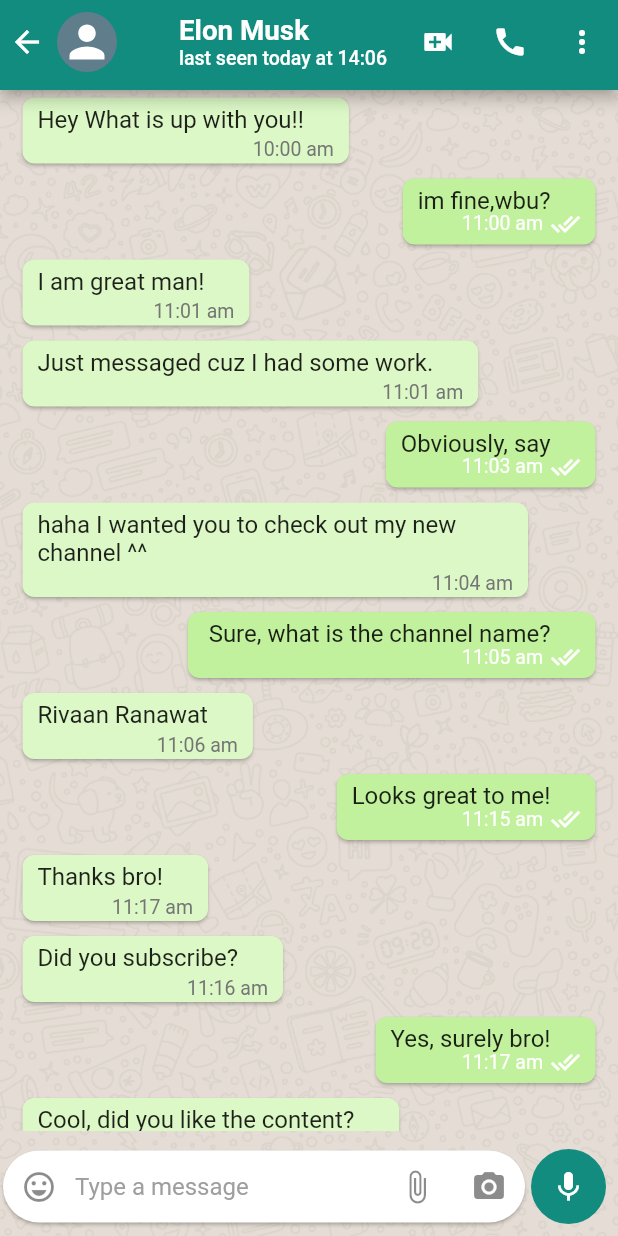
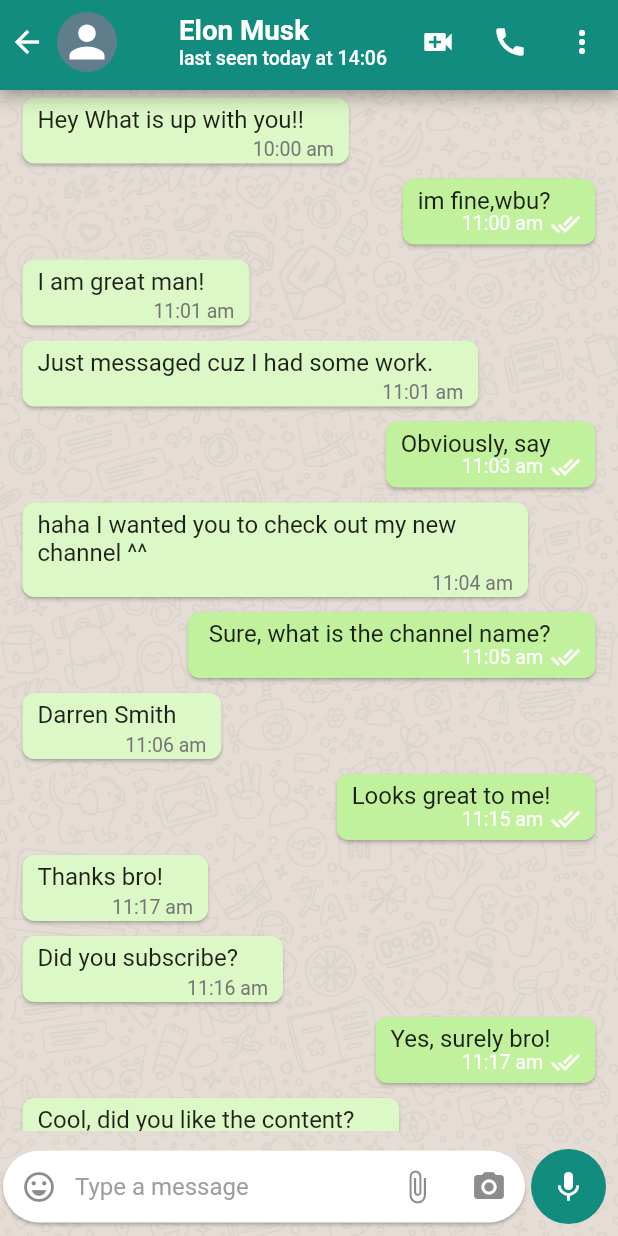
Before and after one commit to nobelleon/Flutter-Whatsapp-UI-Clone, a Flutter app: the MobileChatScreen screen opened directly, on a phone screen of 412 x 824 dp. Run offline on Flutter 3.47's test engine with Material 2 defaults, Android fonts, the phone set to English and light mode, and no system bars; our stand-ins replace camera, flutter_svg; network calls fail.

Commit message:
Update info.dart

```diff
--- a/lib/info.dart
+++ b/lib/info.dart
@@ -93,7 +93,7 @@
   },
   {
     "isMe": false,
-    "text": "Rivaan Ranawat",
+    "text": "Darren Smith",
     "time": "11:06 am",
   },
   {
```
